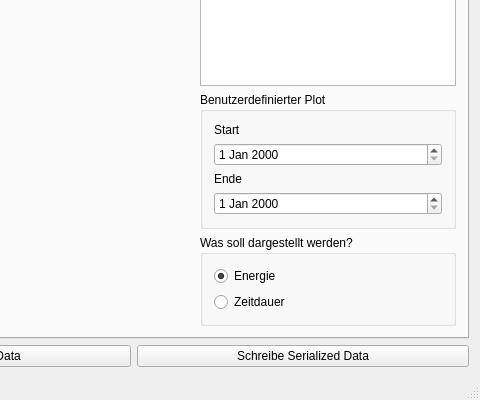
Old version of the form qsolanizer.ui in the repository taxus13/QSolanizer; both pictures show x 549 to 1029 and y 273 to 673 of the 1029 by 673 pixel window.
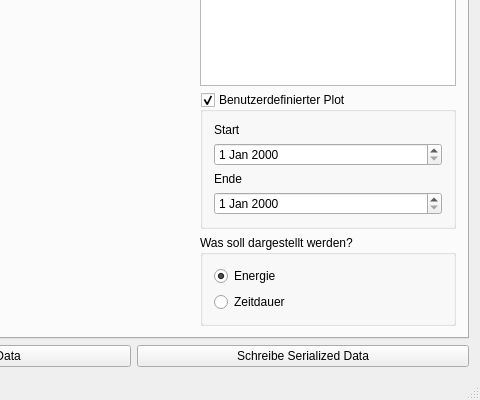
New version of the form. The open tabs and pages were chosen to show the change. Custom widgets are drawn as their Qt base class.

Patch:
```diff
--- a/qsolanizer.ui
+++ b/qsolanizer.ui
@@ -314,10 +314,10 @@
                    <string>Benutzerdefinierter Plot</string>
                   </property>
                   <property name="checkable">
-                   <bool>false</bool>
+                   <bool>true</bool>
                   </property>
                   <property name="checked">
-                   <bool>false</bool>
+                   <bool>true</bool>
                   </property>
                   <layout class="QVBoxLayout" name="verticalLayout_10">
                    <item>
```
Left out of the diff: 2 changed lines with no effect on the pictures.
